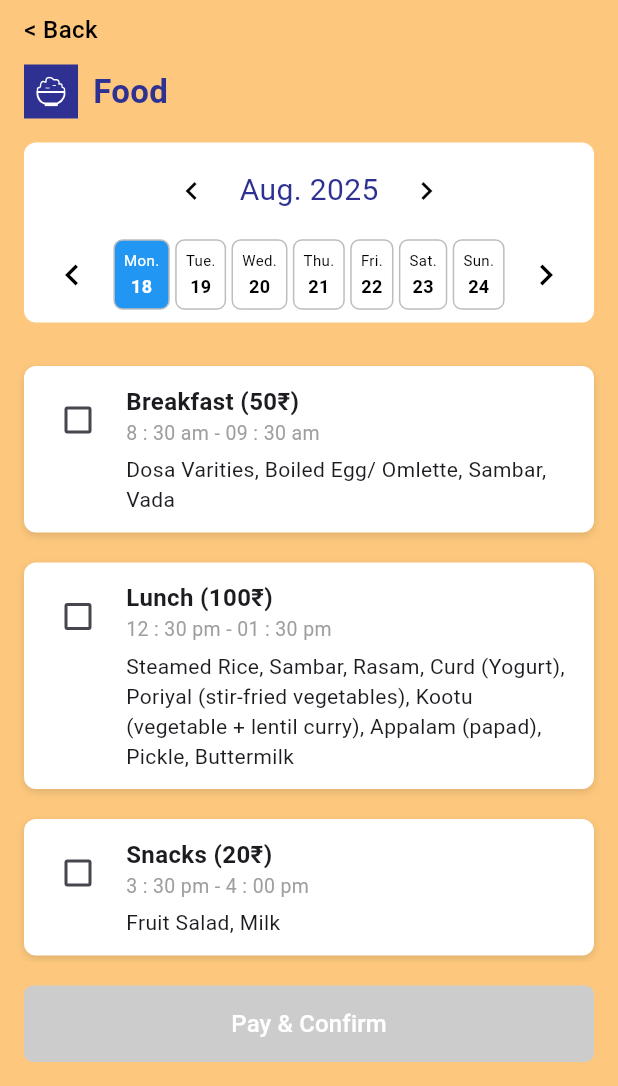
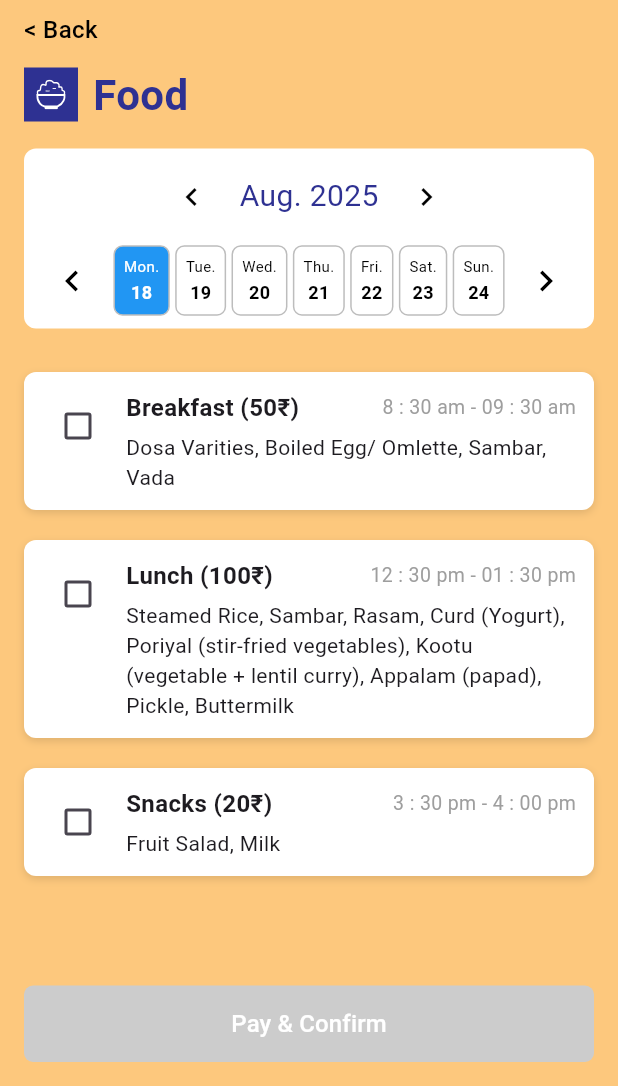
Before and after one commit to Sathiya-Developer007/EDLive-SchoolApp, a Flutter app: the StudentFoodPage screen opened directly, on a phone screen of 412 x 824 dp, the part 150-1236 px from its top. Run offline on Flutter 3.47's test engine with Material 3 defaults, Android fonts, the phone set to English and light mode, and no system bars; our stand-ins replace flutter_svg, qr_flutter, shared_preferences; accounts and stored records are empty.

Commit message:
updated student food page

```diff
--- a/lib/screens/students/student_food_page.dart
+++ b/lib/screens/students/student_food_page.dart
@@ -113,7 +113,7 @@ class _StudentFoodPageState extends State<StudentFoodPage> {
                     const Text(
                       "Food",
                       style: TextStyle(
-                        fontSize: 22,
+                        fontSize: 28,
                         fontWeight: FontWeight.bold,
                          color: Color(0xFF2E3192),
                       ),
@@ -371,16 +371,27 @@ class FoodTile extends StatelessWidget {
   child: Column(
     crossAxisAlignment: CrossAxisAlignment.start,
     children: [
-                Text(title,
+      Row(
+        mainAxisAlignment: MainAxisAlignment.spaceBetween,
+        children: [
+          Expanded(
+            child: Text(
+              title,
               style: const TextStyle(
-                        fontSize: 16, fontWeight: FontWeight.bold)),
-                Text(time,
-                    style: const TextStyle(color: Colors.grey, fontSize: 13)),
+                  fontSize: 16, fontWeight: FontWeight.bold),
+            ),
+          ),
+          Text(
+            time,
+            style: const TextStyle(color: Colors.grey, fontSize: 13),
+          ),
+        ],
+      ),
       const SizedBox(height: 5),
       Text(description),
     ],
   ),
-          ),
+)
     ],
       ),
     );
```
Lines whose indentation alone changed are shown as unchanged.
